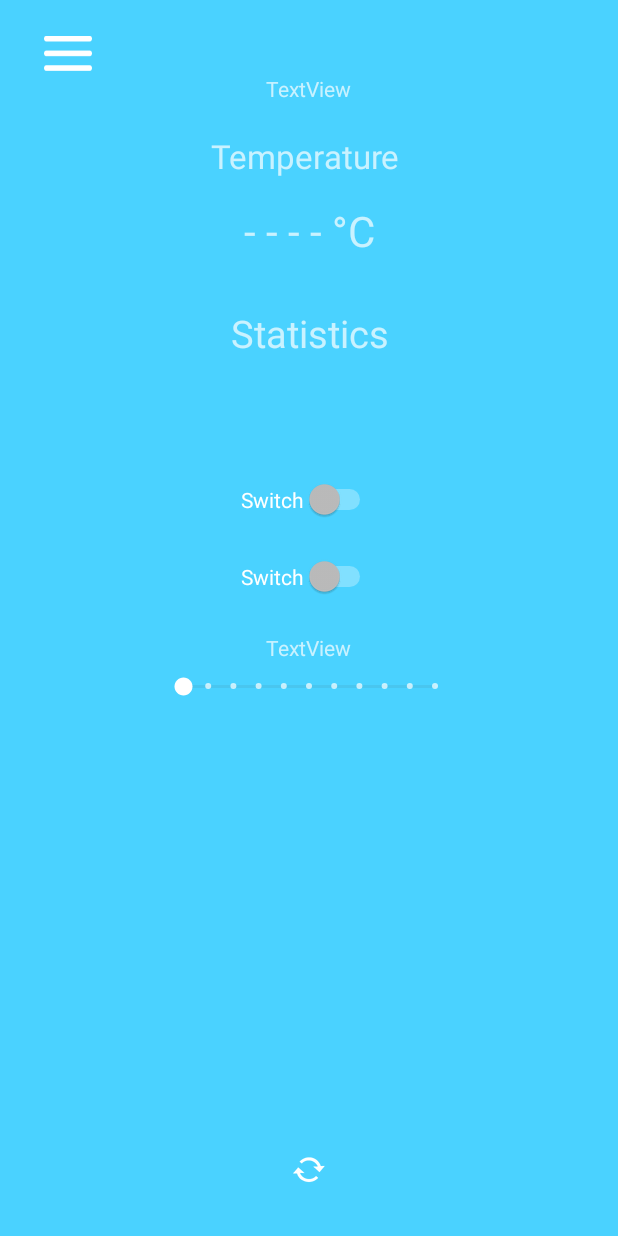
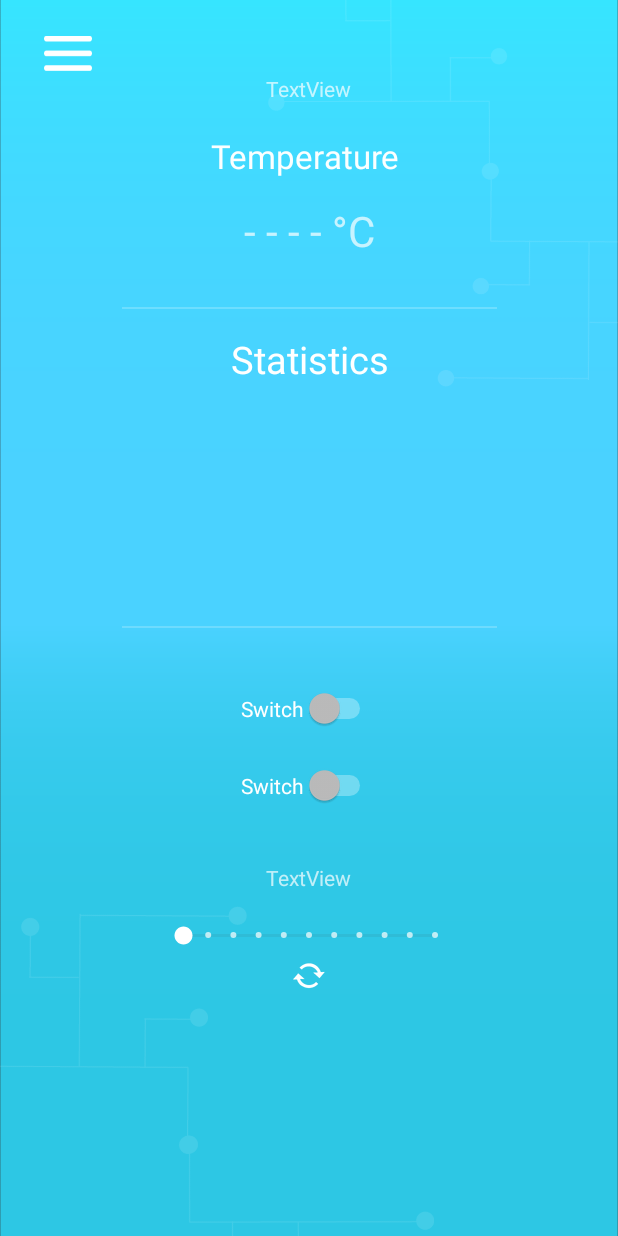
Before and after one commit to 2dadsgn/SmartHome, an Android app: the StatisticheActivity screen opened directly, with no data from a screen before it, on a phone screen of 412 x 824 dp. Run offline under Robolectric (Android 15) with nearby library versions, the phone set to English and light mode, and no system bars; our stand-ins replace Room's generated code; libraries missing offline, so code that uses them is left out: androidx.test.runner; 2 statements that could not run were skipped.

```diff
--- a/app/src/main/res/layout/activity_home_stanze.xml
+++ b/app/src/main/res/layout/activity_home_stanze.xml
@@ -4,8 +4,8 @@
         xmlns:tools="http://schemas.android.com/tools"
         android:layout_width="match_parent"
         android:layout_height="match_parent"
-        tools:context=".ActivityStanze.HomeStanzeActivity"
-        android:background="#4AD2FF">
+        android:background="#43BEE8"
+        tools:context=".ActivityStanze.HomeStanzeActivity">
 
     <FrameLayout
             android:id="@+id/fragmentHolderHome"
--- a/app/src/main/res/layout/activity_main.xml
+++ b/app/src/main/res/layout/activity_main.xml
@@ -4,7 +4,7 @@
         xmlns:tools="http://schemas.android.com/tools"
         android:layout_width="match_parent"
         android:layout_height="match_parent"
-        android:background="#4AD2FF">
+        android:background="#43BEE8">
 
     <ImageButton
             android:id="@+id/menu"
--- a/app/src/main/res/layout/activity_new_arduino.xml
+++ b/app/src/main/res/layout/activity_new_arduino.xml
@@ -10,7 +10,7 @@
     <androidx.constraintlayout.widget.ConstraintLayout
             android:layout_width="match_parent"
             android:layout_height="match_parent"
-            android:background="#4AD2FF">
+            android:background="#43BEE8">
 
         <ImageButton
                 android:id="@+id/menu"
--- a/app/src/main/res/layout/activity_statistiche.xml
+++ b/app/src/main/res/layout/activity_statistiche.xml
@@ -1,37 +1,24 @@
 <?xml version="1.0" encoding="utf-8"?>
+
 <androidx.constraintlayout.widget.ConstraintLayout xmlns:android="http://schemas.android.com/apk/res/android"
         xmlns:app="http://schemas.android.com/apk/res-auto"
         xmlns:tools="http://schemas.android.com/tools"
         android:layout_width="match_parent"
         android:layout_height="match_parent"
-        android:background="#4AD2FF"
+        android:keepScreenOn="true"
         tools:context=".StatHome.StatisticheActivity">
 
-    <ImageButton
-            android:id="@+id/refresh"
-            android:layout_width="40dp"
-            android:layout_height="40dp"
-            android:layout_marginBottom="24dp"
-            android:background="#00FFFFFF"
-            android:scaleType="center"
+
+    <ImageView
+            android:id="@+id/imageView3"
+            android:layout_width="wrap_content"
+            android:layout_height="wrap_content"
+            android:scaleType="centerCrop"
             app:layout_constraintBottom_toBottomOf="parent"
             app:layout_constraintEnd_toEndOf="parent"
             app:layout_constraintStart_toStartOf="parent"
-            app:srcCompat="@android:drawable/stat_notify_sync_noanim" />
-
-    <ImageView
-            android:id="@+id/imageView2"
-            android:layout_width="0dp"
-            android:layout_height="wrap_content"
-            android:background="#4AD2FF"
-            android:foreground="#CC4AD2FF"
-            android:scaleType="center"
-            app:layout_constraintBottom_toBottomOf="parent"
-            app:layout_constraintEnd_toEndOf="parent"
-            app:layout_constraintHorizontal_bias="0.0"
-            app:layout_constraintStart_toStartOf="parent"
             app:layout_constraintTop_toTopOf="parent"
-            app:layout_constraintVertical_bias="0.0" />
+            app:srcCompat="@drawable/activity" />
 
     <ImageButton
             android:id="@+id/menu3"
@@ -52,6 +39,7 @@
             android:layout_height="wrap_content"
             android:layout_marginTop="40dp"
             android:text="Temperature "
+            android:textColor="#FAFFFFFF"
             android:textSize="22dp"
             app:layout_constraintEnd_toEndOf="parent"
             app:layout_constraintStart_toStartOf="parent"
@@ -64,43 +52,49 @@
             android:layout_marginTop="16dp"
             android:text="- - - - °C"
             android:textSize="28dp"
+            app:layout_constraintBottom_toTopOf="@+id/view"
             app:layout_constraintEnd_toEndOf="@+id/textViewTempo"
             app:layout_constraintStart_toStartOf="@+id/textViewTempo"
             app:layout_constraintTop_toBottomOf="@+id/textViewTempo" />
 
-    <LinearLayout
-            android:id="@+id/linearLayout"
-            android:layout_width="0dp"
-            android:layout_height="0dp"
-            android:orientation="vertical"
-            app:layout_constraintBottom_toBottomOf="parent"
+    <View
+            android:id="@+id/view"
+            android:layout_width="250dp"
+            android:layout_height="1.5dp"
+            android:layout_marginTop="32dp"
+            android:background="#34FFFFFF"
             app:layout_constraintEnd_toEndOf="parent"
-            app:layout_constraintStart_toStartOf="parent">
-
-    </LinearLayout>
+            app:layout_constraintStart_toStartOf="parent"
+            app:layout_constraintTop_toBottomOf="@+id/tempInput" />
 
     <TextView
             android:id="@+id/textViewStat"
             android:layout_width="wrap_content"
             android:layout_height="wrap_content"
-            android:layout_marginTop="32dp"
+            android:layout_marginTop="16dp"
             android:text="Statistics"
+            android:textColor="#FFFFFF"
             android:textSize="25dp"
             app:layout_constraintEnd_toEndOf="@+id/textViewTempo"
             app:layout_constraintStart_toStartOf="@+id/textViewTempo"
-            app:layout_constraintTop_toBottomOf="@+id/tempInput" />
+            app:layout_constraintTop_toBottomOf="@+id/view" />
 
     <FrameLayout
             android:id="@+id/frameLayout"
             android:layout_width="411dp"
-            android:layout_height="10dp"
+            android:layout_height="150dp"
             app:layout_constraintBottom_toBottomOf="parent"
             app:layout_constraintEnd_toEndOf="parent"
             app:layout_constraintHorizontal_bias="0.0"
             app:layout_constraintStart_toStartOf="parent"
             app:layout_constraintTop_toBottomOf="@+id/textViewStat"
-            app:layout_constraintVertical_bias="0.028">
+            app:layout_constraintVertical_bias="0.026">
 
+        <androidx.constraintlayout.widget.Guideline
+                android:id="@+id/guideline"
+                android:layout_width="wrap_content"
+                android:layout_height="wrap_content"
+                android:orientation="horizontal" />
     </FrameLayout>
 
     <TextView
@@ -116,6 +110,7 @@
             app:layout_constraintVertical_bias="0.0" />
 
     <FrameLayout
+            android:id="@+id/frameLayout2"
             android:layout_width="match_parent"
             android:layout_height="wrap_content"
             android:layout_marginBottom="46dp"
@@ -130,6 +125,17 @@
                 android:layout_width="match_parent"
                 android:layout_height="251dp">
 
+            <View
+                    android:id="@+id/view2"
+                    android:layout_width="250dp"
+                    android:layout_height="1.5dp"
+                    android:background="#34FFFFFF"
+                    app:layout_constraintBottom_toBottomOf="parent"
+                    app:layout_constraintEnd_toEndOf="parent"
+                    app:layout_constraintStart_toStartOf="parent"
+                    app:layout_constraintTop_toTopOf="parent"
+                    app:layout_constraintVertical_bias="0.0" />
+
             <Switch
                     android:id="@+id/switch1"
                     android:layout_width="wrap_content"
@@ -141,8 +147,8 @@
                     app:layout_constraintEnd_toEndOf="parent"
                     app:layout_constraintHorizontal_bias="0.498"
                     app:layout_constraintStart_toStartOf="parent"
-                    app:layout_constraintTop_toTopOf="parent"
-                    app:layout_constraintVertical_bias="0.242" />
+                    app:layout_constraintTop_toBottomOf="@+id/view2"
+                    app:layout_constraintVertical_bias="0.18" />
 
             <Switch
                     android:id="@+id/switch2"
@@ -170,7 +176,8 @@
                     app:layout_constraintBottom_toBottomOf="parent"
                     app:layout_constraintEnd_toEndOf="@+id/textViewSeekbar"
                     app:layout_constraintStart_toStartOf="@+id/textViewSeekbar"
-                    app:layout_constraintTop_toBottomOf="@+id/switch2" />
+                    app:layout_constraintTop_toBottomOf="@+id/switch2"
+                    app:layout_constraintVertical_bias="0.68" />
 
             <TextView
                     android:id="@+id/textViewSeekbar"
@@ -182,7 +189,20 @@
                     app:layout_constraintBottom_toTopOf="@+id/seekBar3"
                     app:layout_constraintEnd_toEndOf="@+id/switch2"
                     app:layout_constraintStart_toStartOf="@+id/switch2"
-                    app:layout_constraintTop_toBottomOf="@+id/switch2" />
+                    app:layout_constraintTop_toBottomOf="@+id/switch2"
+                    app:layout_constraintVertical_bias="0.6" />
+
+            <ImageButton
+                    android:id="@+id/refresh"
+                    android:layout_width="40dp"
+                    android:layout_height="40dp"
+                    android:background="#00FFFFFF"
+                    android:scaleType="center"
+                    app:layout_constraintBottom_toBottomOf="parent"
+                    app:layout_constraintEnd_toEndOf="@+id/seekBar3"
+                    app:layout_constraintStart_toStartOf="@+id/seekBar3"
+                    app:layout_constraintTop_toBottomOf="@+id/seekBar3"
+                    app:srcCompat="@android:drawable/stat_notify_sync_noanim" />
 
         </androidx.constraintlayout.widget.ConstraintLayout>
 
--- a/app/src/main/res/layout/loading_home.xml
+++ b/app/src/main/res/layout/loading_home.xml
@@ -4,8 +4,8 @@
         xmlns:tools="http://schemas.android.com/tools"
         android:layout_width="match_parent"
         android:layout_height="match_parent"
-        android:theme="@android:style/Theme.Holo.NoActionBar.Fullscreen"
-        android:background="#4AD2FF">
+        android:background="#43BEE8"
+        android:theme="@android:style/Theme.Holo.NoActionBar.Fullscreen">
 
     <ImageView
             android:id="@+id/imageView"
--- a/app/src/main/res/values-v21/styles.xml
+++ /dev/null
@@ -1,17 +0,0 @@
-<?xml version="1.0" encoding="utf-8"?>
-<resources>
-
-    <style name="NavigationBar">
-        <!-- Customize color of navigation drawer icon and back arrow -->
-        <item name="android:navigationBarColor">#4AD2FF</item>
-    </style>
-
-    <style name="AppTheme" parent="Theme.AppCompat.NoActionBar">
-        <!-- Customize your theme here. -->
-        <item name="colorPrimary">#4AD2FF</item>
-        <item name="colorPrimaryDark">#4AD2FF</item>
-        <item name="colorAccent">#4AD2FF</item>
-        <item name="android:navigationBarColor">#4AD2FF</item>
-
-    </style>
-</resources>
--- a/app/src/main/res/values/styles.xml
+++ b/app/src/main/res/values/styles.xml
@@ -3,12 +3,12 @@
     <!-- Base application theme. -->
     <style name="AppTheme" parent="Theme.AppCompat.NoActionBar">
         <!-- Customize your theme here. -->
-        <item name="colorPrimary">#4AD2FF</item>
-        <item name="colorPrimaryDark">#4AD2FF</item>
-        <item name="colorAccent">#4AD2FF</item>
-        <item name="android:navigationBarColor" >#4AD2FF</item>
-
-        <item name="colorControlHighlight">#4AD2FF</item>
+        <item name="colorPrimary">#43BEE8</item>
+        <item name="colorPrimaryDark">#30B8E6</item>
+        <item name="colorAccent">#43BEE8</item>
+        <item name="android:navigationBarColor" >#43BEE8</item>
+        <item name="colorControlHighlight">#43BEE8</item>
+        <item name="android:statusBarColor">#43BEE8</item>
     </style>
     <style name="AppTheme.NoActionBar">
         <item name="windowActionBar">false</item>
```
Also changed, not shown: app/src/main/java/com/example/smarthome/StatHome/StatisticheActivity.kt (+137 -57 lines), app/src/main/res/drawable/activity.png (added), app/src/main/res/drawable/main.png (added), app/src/main/res/drawable/sonfod_circuito.png (added).
